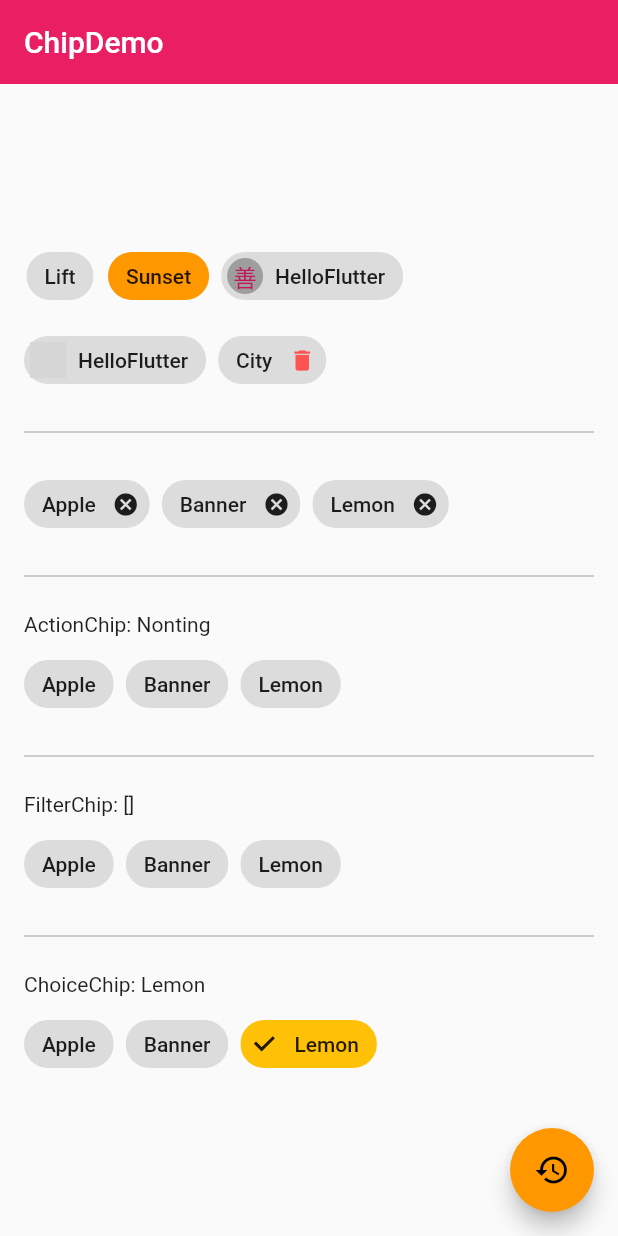
After one commit to LXiaqi/myapp, a Flutter app: the ChipDemo screen opened directly, on a phone screen of 412 x 824 dp. The commit adds this screen. Run offline on Flutter 3.47's test engine with Material 2 defaults, Android fonts, the phone set to English and light mode, and no system bars; network calls fail; grey boxes are pictures that could not be loaded.

Commit message:
碎片部分（chip)

```diff
--- /dev/null
+++ b/lib/demo/chip_demo.dart
@@ -0,0 +1,160 @@
+import 'package:flutter/material.dart';
+
+class ChipDemo extends StatefulWidget {
+  @override
+  _ChipDemoState createState() => _ChipDemoState();
+}
+
+class _ChipDemoState extends State<ChipDemo> {
+  List<String> _tags = ['Apple', 'Banner', 'Lemon'];
+  String _action = 'Nonting';
+  List<String> _selected = [];
+  String _choice = 'Lemon';
+  @override
+  Widget build(BuildContext context) {
+    return Scaffold(
+      appBar: AppBar(
+        title: Text('ChipDemo'),
+        elevation: 0.0,
+      ),
+      body: Container(
+        padding: EdgeInsets.all(16.0),
+        child: Column(
+          mainAxisAlignment: MainAxisAlignment.center,
+          children: <Widget>[
+            Wrap(
+              spacing: 8.0,
+              runSpacing: 8.0,
+              children: <Widget>[
+                Chip(label: Text('Lift')),
+                Chip(label: Text('Sunset'), backgroundColor: Colors.orange),
+                Chip(
+                  label: Text('HelloFlutter'),
+                  avatar: CircleAvatar(
+                    backgroundColor: Colors.grey,
+                    child: Text('善'),
+                  ),
+                ),
+                Chip(
+                  label: Text('HelloFlutter'),
+                  avatar: CircleAvatar(
+                    backgroundImage: NetworkImage(
+                        'https://ss1.bdstatic.com/70cFuXSh_Q1YnxGkpoWK1HF6hhy/it/u=2642101986,2097810381&fm=11&gp=0.jpg'),
+                  ),
+                ),
+                Chip(
+                  label: Text('City'),
+                  onDeleted: () {},
+                  deleteIcon: Icon(Icons.delete),
+                  deleteIconColor: Colors.redAccent,
+                  deleteButtonTooltipMessage: 'Remove this is tag',
+                ),
+                Divider(
+                  color: Colors.grey,
+                  height: 32.0,
+                  // indent: 32.0,
+                ),
+                Wrap(
+                  spacing: 8.0,
+                  children: _tags.map((tag) {
+                    return Chip(
+                      label: Text(tag),
+                      onDeleted: () {
+                        setState(() {
+                          _tags.remove(tag);
+                        });
+                      },
+                    );
+                  }).toList(),
+                ),
+                Divider(
+                  color: Colors.grey,
+                  height: 32.0,
+                  // indent: 32.0,
+                ),
+                Container(
+                  width: double.infinity,
+                  child: Text('ActionChip: $_action'),
+                ),
+                Wrap(
+                  spacing: 8.0,
+                  children: _tags.map((tag) {
+                    return ActionChip(
+                      label: Text(tag),
+                      onPressed: () {
+                        setState(() {
+                          _action = tag;
+                        });
+                      },
+                    );
+                  }).toList(),
+                ),
+                Divider(
+                  color: Colors.grey,
+                  height: 32.0,
+                  // indent: 32.0,
+                ),
+                Container(
+                  width: double.infinity,
+                  child: Text('FilterChip: ${_selected.toString()}'),
+                ),
+                Wrap(
+                  spacing: 8.0,
+                  children: _tags.map((tag) {
+                    return FilterChip(
+                      label: Text(tag),
+                      selected: _selected.contains(tag),
+                      onSelected: (value) {
+                        setState(() {
+                          if (_selected.contains(tag)) {
+                            _selected.remove(tag);
+                          } else {
+                            _selected.add(tag);
+                          }
+                        });
+                      },
+                    );
+                  }).toList(),
+                ),
+                Divider(
+                  color: Colors.grey,
+                  height: 32.0,
+                  // indent: 32.0,
+                ),
+                Container(
+                  width: double.infinity,
+                  child: Text('ChoiceChip: $_choice'),
+                ),
+                Wrap(
+                  spacing: 8.0,
+                  children: _tags.map((tag) {
+                    return FilterChip(
+                      label: Text(tag),
+                      selectedColor: Colors.amber,
+                      selected: _choice == tag,
+                      onSelected: (value) {
+                        setState(() {
+                          _choice = tag;
+                        });
+                      },
+                    );
+                  }).toList(),
+                ),
+              ],
+            )
+          ],
+        ),
+      ),
+      floatingActionButton: FloatingActionButton(
+        child: Icon(Icons.restore),
+        onPressed: () {
+          setState(() {
+            _tags = ['Apple', 'Banner', 'Lemon'];
+            _selected = [];
+            _choice = 'Lemon';
+          });
+        },
+      ),
+    );
+  }
+}
--- a/lib/demo/material_components.dart
+++ b/lib/demo/material_components.dart
@@ -13,6 +13,7 @@ import './alert_dialog_demo.dart';
 import './bottom_sheet_demo.dart';
 import './snack_bar_demo.dart';
 import './expansion_panel_demo.dart';
+import './chip_demo.dart';
 
 class MaterialComponents extends StatelessWidget {
   @override
@@ -24,6 +25,7 @@ class MaterialComponents extends StatelessWidget {
       ),
       body: ListView(
         children: <Widget>[
+          ListItem(title: 'ChipDemo', page: ChipDemo()),
           ListItem(title: 'ExpansionPanelDemo', page: ExpansionPanelDemo()),
           ListItem(title: 'SnackBarDemo', page: SnackBarDemo()),
           ListItem(title: 'ButtomSheetDemo', page: ButtomSheetDemo()),
```
